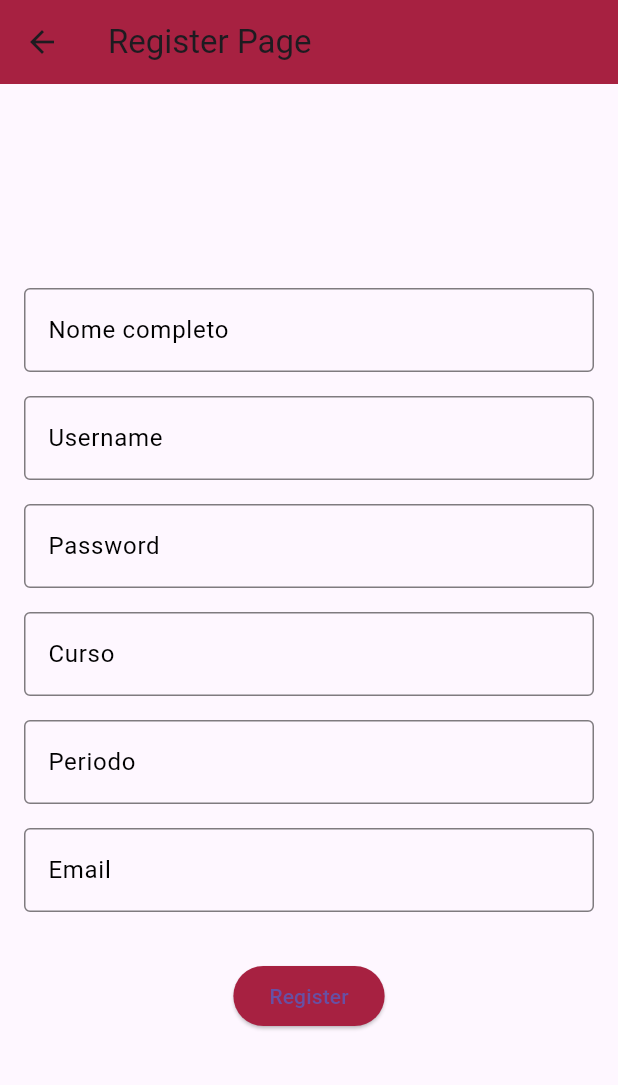
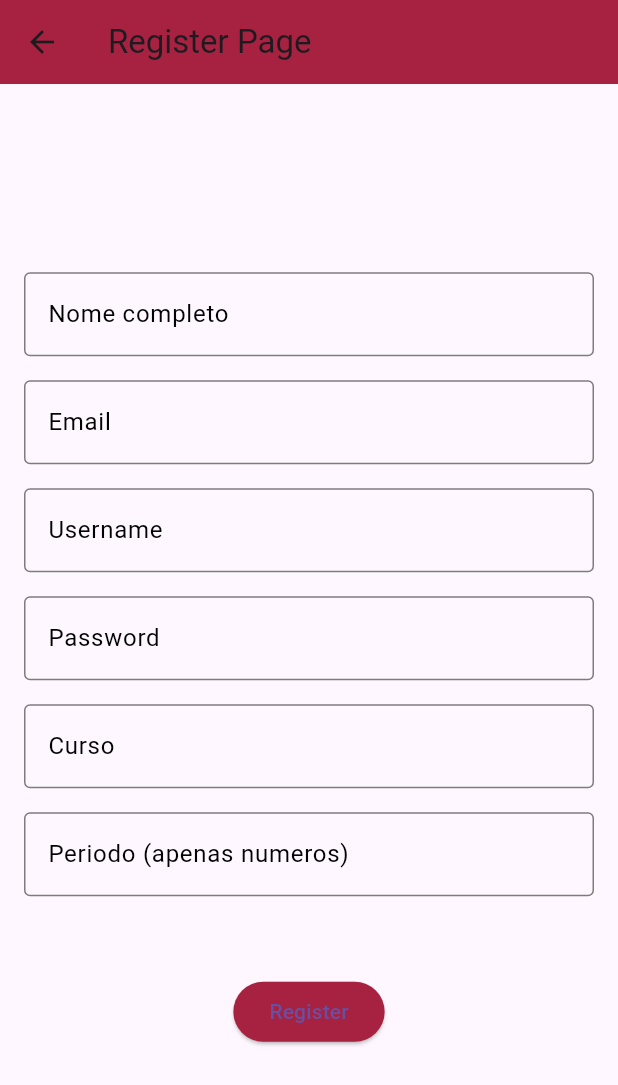
Before and after one commit to victorlapa/connect_frontend, a Flutter app: the RegisterPage screen opened by its route, on a phone screen of 412 x 824 dp. Shown: the top 1085 px of the screen. Run offline on Flutter 3.47's test engine with Material 3 defaults, Android fonts, the phone set to English and light mode, and no system bars; our stand-ins replace google_nav_bar, jwt_decoder, shared_preferences, timeago; accounts and stored records are empty; network calls fail.

Commit message:
register error display and progression

```diff
--- a/lib/main.dart
+++ b/lib/main.dart
@@ -1,6 +1,3 @@
-import 'package:connect_frontend/services/session_service.dart';
-import 'package:connect_frontend/services/user_service.dart';
-import 'package:connect_frontend/views/edit_profile.dart';
 import 'package:connect_frontend/views/home.dart';
 import 'package:connect_frontend/views/login.dart';
 import 'package:connect_frontend/views/profile.dart';
--- a/lib/views/register.dart
+++ b/lib/views/register.dart
@@ -1,7 +1,7 @@
 import 'dart:convert';
-
 import 'package:connect_frontend/main.dart';
 import 'package:flutter/material.dart';
+import 'package:flutter/services.dart';
 import 'package:http/http.dart' as http;
 
 class RegisterPage extends StatefulWidget {
@@ -19,17 +19,22 @@ class _RegisterPageState extends State<RegisterPage> {
   final TextEditingController _periodoController = TextEditingController();
   final TextEditingController _passwordController = TextEditingController();
 
+  bool _isRegistering = false;
+  String _errorMessage = '';
+
   Future<void> _register() async {
+    setState(() {
+      _isRegistering = true;
+      _errorMessage = ''; // Reset error message when registration starts
+    });
+
     String name = _nameController.text;
     String email = _emailController.text;
     String tag = _usernameController.text;
     String curso = _cursoController.text;
-    int periodo = int.parse(_periodoController.text);
+    int periodo = int.tryParse(_periodoController.text) ?? 0;
     String password = _passwordController.text;
 
-    BuildContext? context = navigatorKey.currentContext;
-
-    // Add your API endpoint for registration
     String apiUrl = 'https://catolicaconnect-api.onrender.com/users';
 
     Map<String, dynamic> requestBody = {
@@ -41,9 +46,10 @@ class _RegisterPageState extends State<RegisterPage> {
       'password': password,
     };
 
+    BuildContext? context = navigatorKey.currentContext;
+
     if (context != null) {
       try {
-        // Make a POST request to your API
         final response = await http.post(
           Uri.parse(apiUrl),
           headers: {
@@ -52,20 +58,20 @@ class _RegisterPageState extends State<RegisterPage> {
           body: jsonEncode(requestBody),
         );
 
-        // Check the status code of the response
         if (response.statusCode == 200 || response.statusCode == 201) {
-          // Registration successful
           print('Registration successful');
-
-          // ignore: use_build_context_synchronously
           Navigator.pushNamed(context, '/login');
         } else {
-          // Registration failed
           print('Registration failed. Status code: ${response.statusCode}');
+          _errorMessage = 'Erro - ${response.statusCode} - ${response.body}';
         }
       } catch (error) {
-        // Handle any errors that occurred during the request
         print('Error during registration: $error');
+        _errorMessage = 'Error during registration. Please try again.';
+      } finally {
+        setState(() {
+          _isRegistering = false;
+        });
       }
     }
   }
@@ -87,6 +93,25 @@ class _RegisterPageState extends State<RegisterPage> {
               style: TextStyle(color: Colors.black),
               decoration: InputDecoration(
                 labelText: 'Nome completo',
+                labelStyle: TextStyle(color: Colors.black),
+                focusedBorder: OutlineInputBorder(
+                  borderSide: BorderSide(
+                    color: Color.fromARGB(255, 167, 33, 65),
+                  ),
+                ),
+                enabledBorder: OutlineInputBorder(
+                  borderSide: BorderSide(
+                    color: Color.fromARGB(255, 167, 33, 65),
+                  ).copyWith(color: Colors.black.withOpacity(0.5)),
+                ),
+              ),
+            ),
+            SizedBox(height: 16),
+            TextField(
+              controller: _emailController,
+              style: TextStyle(color: Colors.black),
+              decoration: InputDecoration(
+                labelText: 'Email',
                 labelStyle: TextStyle(color: Colors.black),
                 focusedBorder: OutlineInputBorder(
                   borderSide: BorderSide(
@@ -160,10 +185,11 @@ class _RegisterPageState extends State<RegisterPage> {
             ),
             SizedBox(height: 16),
             TextField(
+                inputFormatters: [FilteringTextInputFormatter.digitsOnly],
                 controller: _periodoController,
                 style: TextStyle(color: Colors.black),
                 decoration: InputDecoration(
-                labelText: 'Periodo',
+                  labelText: 'Periodo (apenas numeros)',
                   labelStyle: TextStyle(color: Colors.black),
                   focusedBorder: OutlineInputBorder(
                     borderSide: BorderSide(
@@ -175,34 +201,25 @@ class _RegisterPageState extends State<RegisterPage> {
                       color: Color.fromARGB(255, 167, 33, 65),
                     ).copyWith(color: Colors.black.withOpacity(0.5)),
                   ),
-              ),
+                )),
+            SizedBox(height: 16),
+            Text(
+              _errorMessage,
+              style: TextStyle(color: Colors.red),
             ),
             SizedBox(height: 16),
-            TextField(
-              controller: _emailController,
-              style: TextStyle(color: Colors.black),
-              decoration: InputDecoration(
-                labelText: 'Email',
-                labelStyle: TextStyle(color: Colors.black),
-                focusedBorder: OutlineInputBorder(
-                  borderSide: BorderSide(
-                    color: Color.fromARGB(255, 167, 33, 65),
+            ElevatedButton(
+              onPressed: () {
+                if (!_isRegistering) {
+                  _register();
+                }
+              },
+              style: ElevatedButton.styleFrom(
+                backgroundColor: Color.fromARGB(255, 167, 33, 65),
               ),
-                ),
-                enabledBorder: OutlineInputBorder(
-                  borderSide: BorderSide(
-                    color: Color.fromARGB(255, 167, 33, 65),
-                  ).copyWith(color: Colors.black.withOpacity(0.5)),
-                ),
-              ),
-            ),
-            SizedBox(height: 32),
-            ElevatedButton(
-              onPressed: _register,
-              child: Text('Register'),
-              style: ElevatedButton.styleFrom(
-                primary: Color.fromARGB(255, 167, 33, 65),
-              ),
+              child: _isRegistering
+                  ? CircularProgressIndicator()
+                  : Text('Register'),
             ),
           ],
         ),
```
Also changed, not shown: lib/views/post_message.dart (+59 -0 lines). Lines whose indentation alone changed are shown as unchanged.
